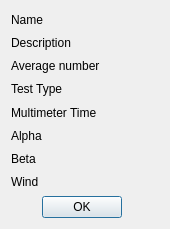
froque/AeroIST, file zerodetails.ui: the form before one commit.
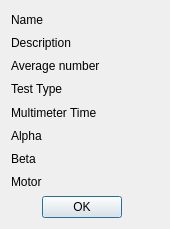
The form after the commit.

Commit message: renamed all wind to motor.

Patch:
```diff
--- a/zerodetails.ui
+++ b/zerodetails.ui
@@ -45,7 +45,7 @@
    <item row="9" column="0" colspan="5">
     <widget class="QLabel" name="labelViewWind">
      <property name="text">
-      <string>Wind</string>
+      <string>Motor</string>
      </property>
     </widget>
    </item>
```
Left out of the diff: 4 changed lines with no effect on the pictures. The commit also changes 23 other files.
